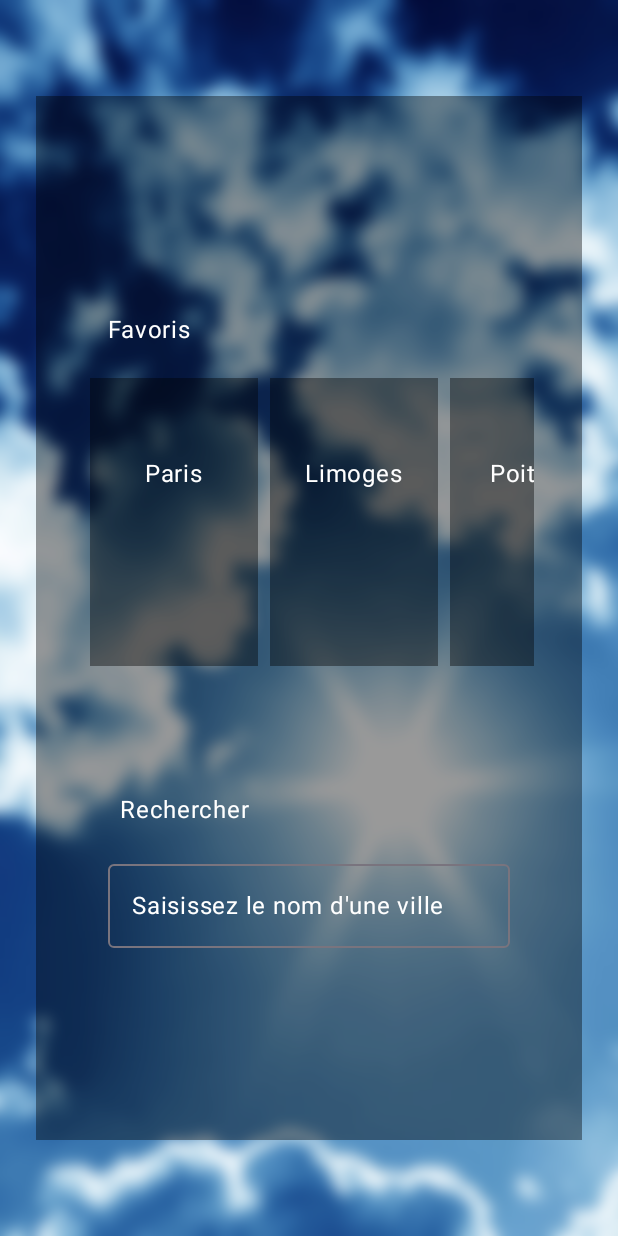
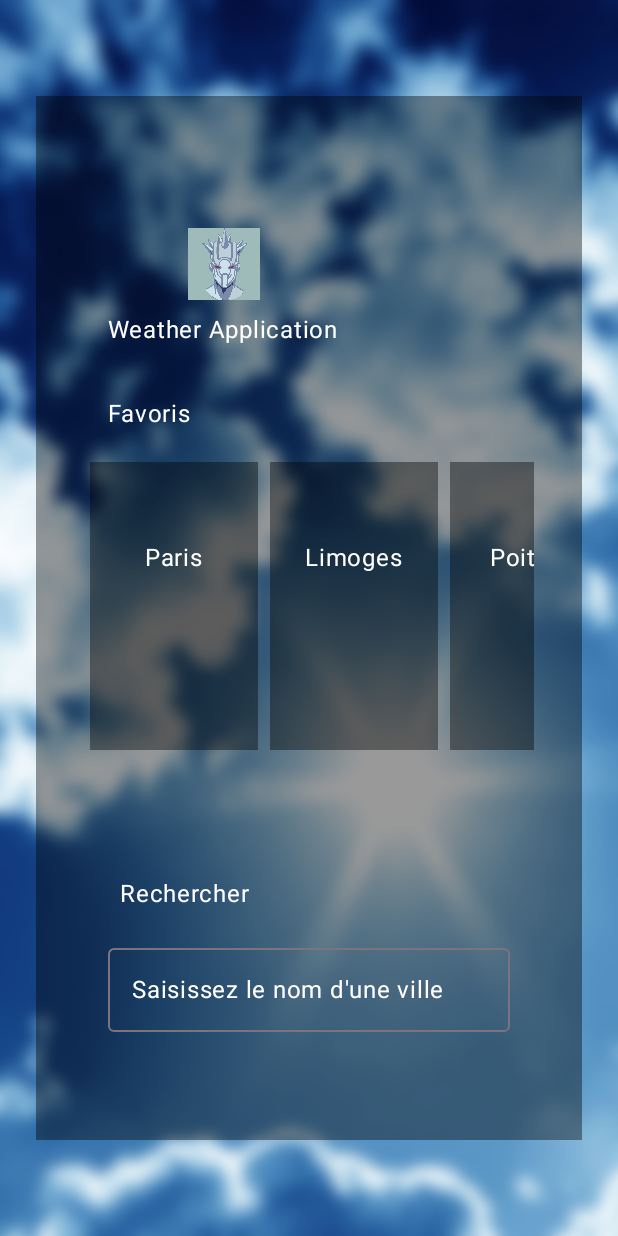
Before and after one commit to ArkAow/App-R4.11-Kotlin, an Android app built with Jetpack Compose: the screen it shows after launch (MainActivity), on a phone screen of 412 x 824 dp. Run offline under Robolectric (Android 15) with nearby library versions, the phone set to English and light mode, and no system bars.

Commit message:
ajout header

```diff
--- a/androidWeatherApp/src/main/java/fr/unilim/weatherapplication/android/MainActivity.kt
+++ b/androidWeatherApp/src/main/java/fr/unilim/weatherapplication/android/MainActivity.kt
@@ -74,6 +74,9 @@ fun WeatherApp() {
                     contentAlignment = Alignment.Center
                 ) {
                     Column(modifier = Modifier.padding(16.dp)) {
+                        // Ajout de l'icône et du nom de l'application
+                        AppHeader()
+
                         // Section des favoris
                         FavoriteCitiesSection(
                             cities = listOf("Paris", "Limoges", "Poitiers", "Fleuré", "Nieuil"),
@@ -89,6 +92,26 @@ fun WeatherApp() {
                 }
             }
         }
+    }
+}
+
+@Composable
+fun AppHeader() {
+    Column(
+        horizontalAlignment = Alignment.CenterHorizontally,
+        verticalArrangement = Arrangement.Center,
+        modifier = Modifier.padding(16.dp)
+    ) {
+        Image(
+            painter = painterResource(id = R.drawable.weather_report_icon),
+            contentDescription = "Weather Icon",
+            modifier = Modifier.size(48.dp)
+        )
+        Text(
+            text = "Weather Application",
+            color = Color.White,
+            modifier = Modifier.padding(top = 8.dp)
+        )
     }
 }
 
```
Also changed, not shown: androidWeatherApp/src/main/res/drawable/weather_report_icon.png (added).
